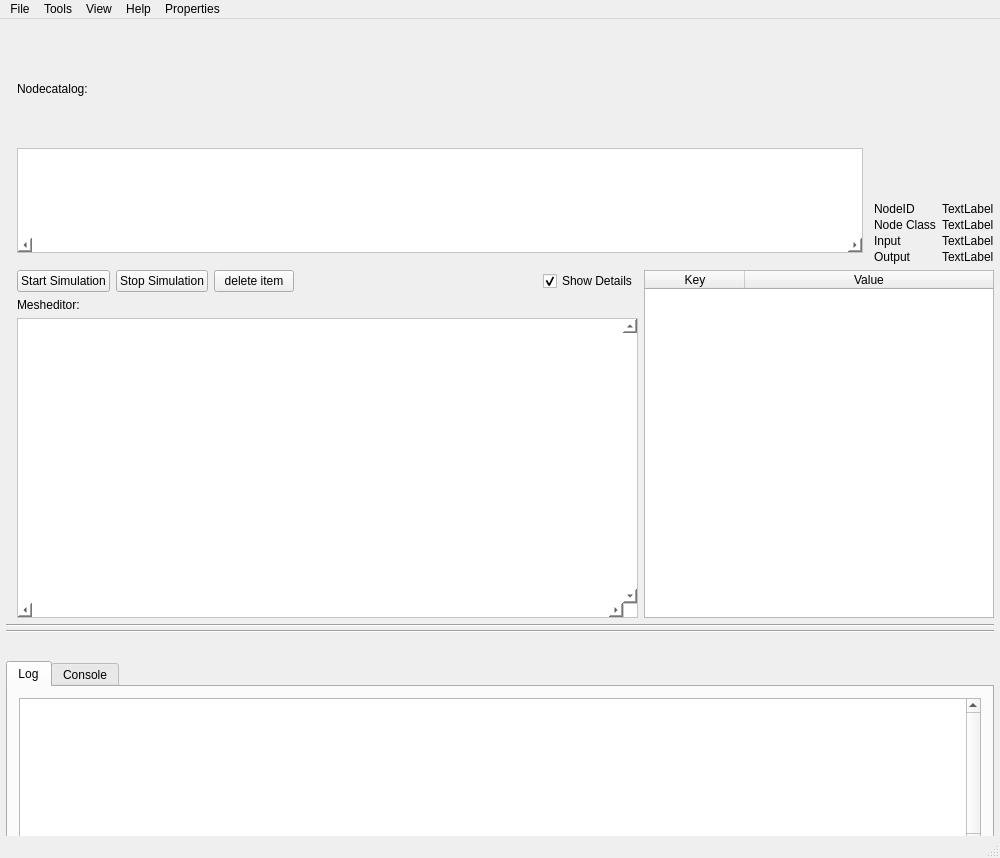
tadasamantri/anise_gui, file src_gui/mainwindow.ui: the form before one commit.
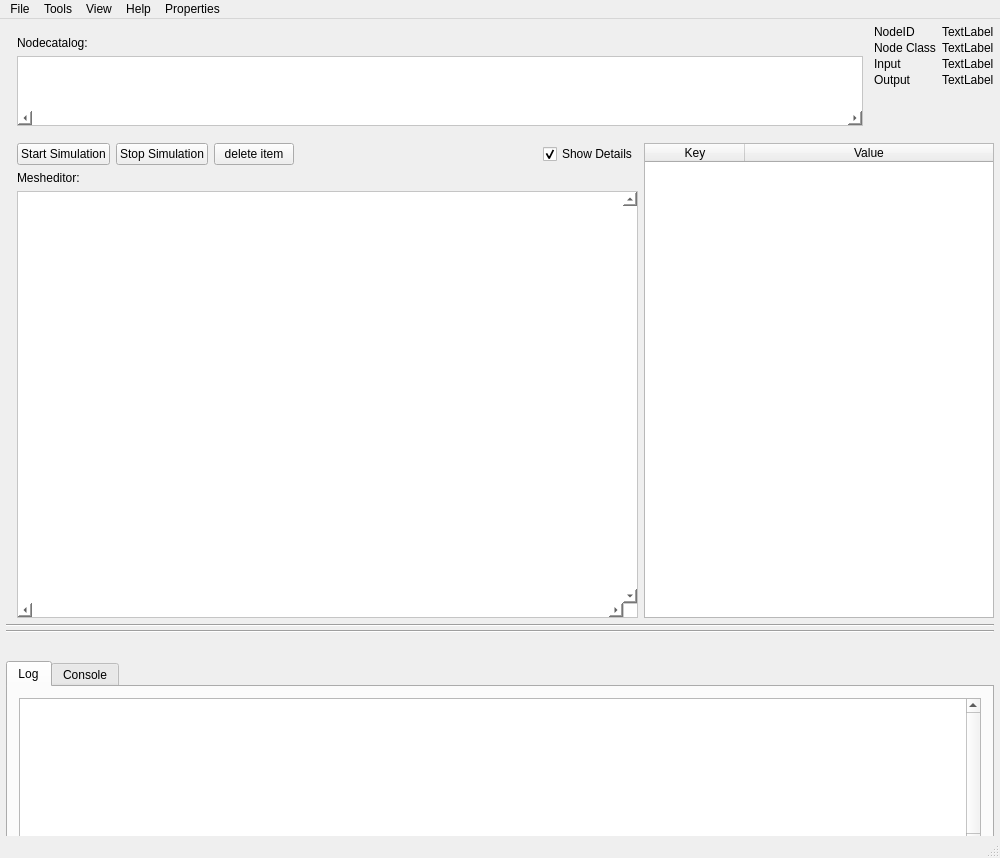
The form after the commit. Custom widgets are drawn as their Qt base class.

Commit message: staged unsaved changes

The edit to the form file:
```diff
--- a/src_gui/mainwindow.ui
+++ b/src_gui/mainwindow.ui
@@ -99,7 +99,7 @@
                <x>0</x>
                <y>0</y>
                <width>820</width>
-               <height>84</height>
+               <height>63</height>
               </rect>
              </property>
              <property name="sizePolicy">
@@ -136,88 +136,62 @@
           <property name="bottomMargin">
            <number>0</number>
           </property>
-          <item row="1" column="0">
+          <item row="0" column="0">
            <widget class="QLabel" name="ID_Lable">
             <property name="text">
              <string>NodeID</string>
             </property>
            </widget>
           </item>
-          <item row="1" column="1">
+          <item row="0" column="1">
            <widget class="QLabel" name="ID_Text">
             <property name="text">
              <string>TextLabel</string>
             </property>
            </widget>
           </item>
-          <item row="2" column="0">
+          <item row="1" column="0">
            <widget class="QLabel" name="Tpye_Lable">
             <property name="text">
              <string>Node Class</string>
             </property>
            </widget>
           </item>
-          <item row="2" column="1">
+          <item row="1" column="1">
            <widget class="QLabel" name="Type_Text">
             <property name="text">
              <string>TextLabel</string>
             </property>
            </widget>
           </item>
-          <item row="3" column="0">
+          <item row="2" column="0">
            <widget class="QLabel" name="IN_Lable">
             <property name="text">
              <string>Input</string>
             </property>
            </widget>
           </item>
-          <item row="3" column="1">
+          <item row="2" column="1">
            <widget class="QLabel" name="IN_Text">
             <property name="text">
              <string>TextLabel</string>
             </property>
            </widget>
           </item>
-          <item row="4" column="0">
+          <item row="3" column="1">
+           <widget class="QLabel" name="OUT_Text">
+            <property name="text">
+             <string>TextLabel</string>
+            </property>
+           </widget>
+          </item>
+          <item row="3" column="0">
            <widget class="QLabel" name="OUT_Lable">
             <property name="text">
              <string>Output</string>
             </property>
            </widget>
           </item>
-          <item row="4" column="1">
-           <widget class="QLabel" name="OUT_Text">
-            <property name="text">
-             <string>TextLabel</string>
-            </property>
-           </widget>
-          </item>
-          <item row="0" column="0">
-           <spacer name="verticalSpacer">
-            <property name="orientation">
-             <enum>Qt::Vertical</enum>
-            </property>
-            <property name="sizeHint" stdset="0">
-             <size>
-              <width>20</width>
-              <height>40</height>
-             </size>
-            </property>
-           </spacer>
-          </item>
-          <item row="0" column="1">
-           <spacer name="verticalSpacer_2">
-            <property name="orientation">
-             <enum>Qt::Vertical</enum>
-            </property>
-            <property name="sizeHint" stdset="0">
-             <size>
-              <width>20</width>
-              <height>40</height>
-             </size>
-            </property>
-           </spacer>
-          </item>
          </layout>
         </widget>
        </item>
@@ -365,7 +339,7 @@
                <x>0</x>
                <y>0</y>
                <width>608</width>
-               <height>285</height>
+               <height>389</height>
               </rect>
              </property>
              <layout class="QVBoxLayout" name="verticalLayout_4">
```
